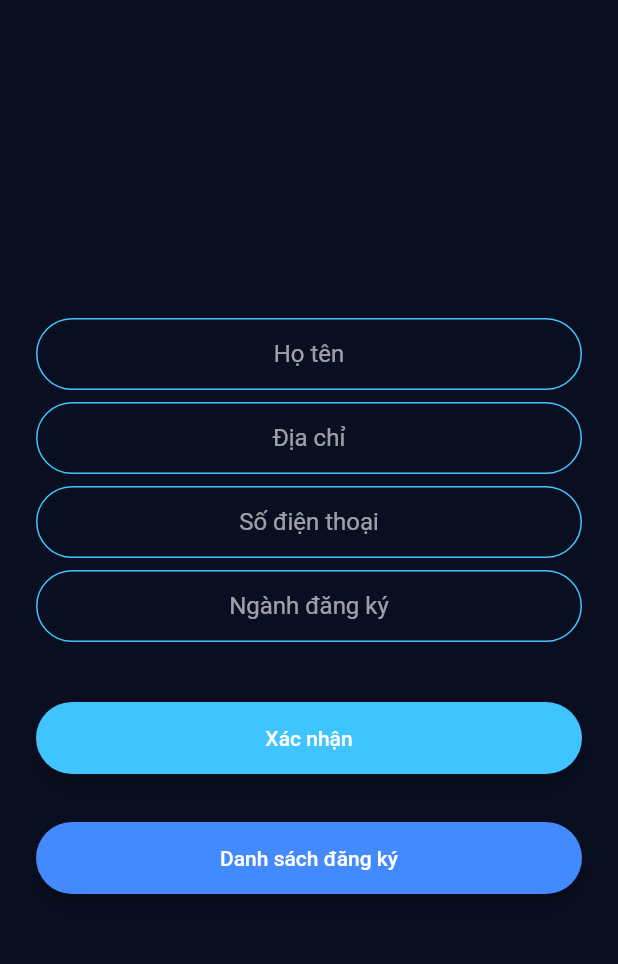
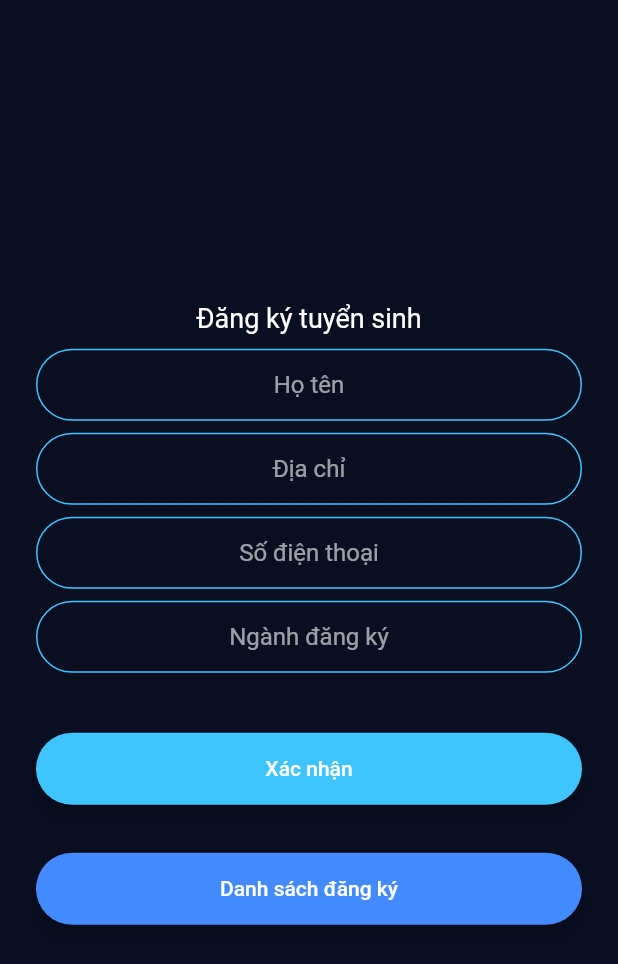
Before and after one commit to S-Ji/HSU-T-V-n, a Flutter app: the FormDangKyPage screen opened by its route, on a phone screen of 412 x 824 dp. Shown: the top 964 px of the screen. Run offline on Flutter 3.47's test engine with Material 2 defaults, Android fonts, the phone set to English and light mode, and no system bars; our stand-ins replace animated_text_kit, cloud_firestore, firebase_auth, firebase_core, font_awesome_flutter, modal_progress_hud; accounts and stored records are empty.

Commit message:
Add text FromDangKyPage

```diff
--- a/lib/screens/formDangKy.dart
+++ b/lib/screens/formDangKy.dart
@@ -78,6 +78,17 @@ class _FormDangKyPageState extends State<FormDangKyPage> {
             mainAxisAlignment: MainAxisAlignment.center,
             crossAxisAlignment: CrossAxisAlignment.stretch,
             children: <Widget>[
+              Padding(
+                padding: EdgeInsets.all(10.0),
+                child: Column(
+                    mainAxisAlignment: MainAxisAlignment.center,
+                    children: <Widget>[
+                      Text(
+                        'Đăng ký tuyển sinh',
+                        style: TextStyle(fontSize: 18),
+                      ),
+                    ]),
+              ),
               TextFormField(
                 controller: nameTextController,
                 textAlign: TextAlign.center,
```
